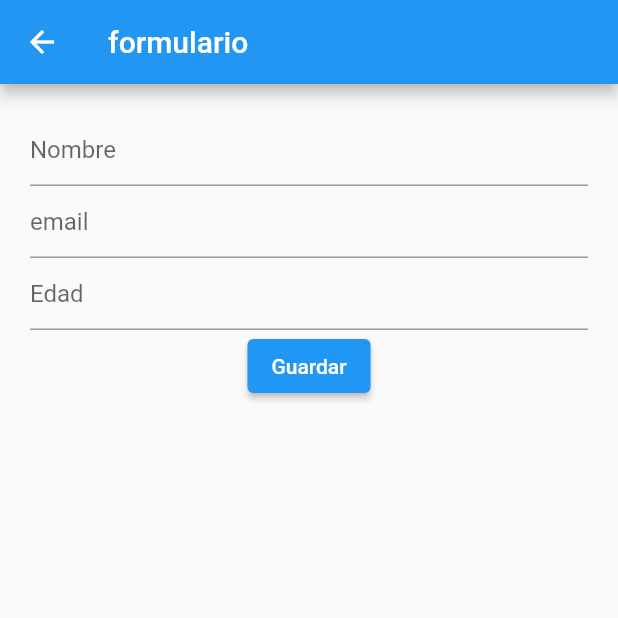
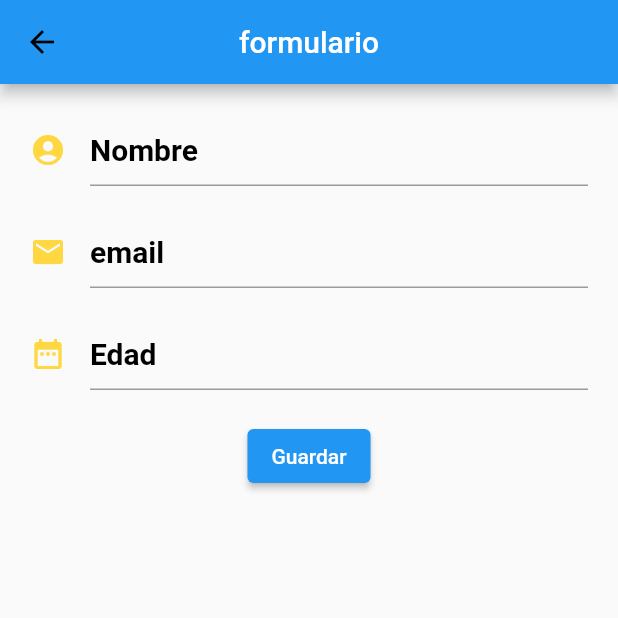
Before and after one commit to CarsOk/userapp-grupo-2, a Flutter app: the Data screen opened directly, on a phone screen of 412 x 824 dp, the top half of it. Run offline on Flutter 3.47's test engine with Material 2 defaults, Android fonts, the phone set to English and light mode, and no system bars; network calls fail.

Commit message:
agregue unas cosas al diseño

```diff
--- a/front-end/usuario/lib/Models/jsonGet.dart
+++ b/front-end/usuario/lib/Models/jsonGet.dart
@@ -3,7 +3,7 @@ import 'package:usuario/Models/userGet.dart';
 
 Future<List<User>> getComment() async {
   final url = Uri.parse(
-    'https://d5e628e59660.ngrok.io/user',
+    'https://a1960f2194f0.ngrok.io/user',
   );
   final respuesta = await http.get(
     url,
--- a/front-end/usuario/lib/Models/jsonShow.dart
+++ b/front-end/usuario/lib/Models/jsonShow.dart
@@ -3,7 +3,7 @@ import 'package:usuario/Models/userShow.dart';
 
 Future<UserShow> showComment(int id) async {
   final url = Uri.parse(
-    'https://d5e628e59660.ngrok.io/user/$id',
+    'https://a1960f2194f0.ngrok.io/user/$id',
   );
   final respuesta = await http.get(
     url,
--- a/front-end/usuario/lib/Models/jsonpost.dart
+++ b/front-end/usuario/lib/Models/jsonpost.dart
@@ -2,7 +2,7 @@ import 'package:usuario/Models/userPost.dart';
 import 'package:http/http.dart' as http;
 
 Future<UserPost> registrar(Map<String, dynamic> datos) async {
-  final url = Uri.parse('https://d5e628e59660.ngrok.io/user');
+  final url = Uri.parse('https://a1960f2194f0.ngrok.io/user');
   final response = await http.post(url, body: datos);
   if (response.statusCode == 201) {
     return userPostFromJson(response.body);
--- a/front-end/usuario/lib/pages/Data.dart
+++ b/front-end/usuario/lib/pages/Data.dart
@@ -9,7 +9,11 @@ class Data extends StatelessWidget {
   Widget build(BuildContext context) {
     return Scaffold(
       appBar: AppBar(
+        iconTheme: IconThemeData(
+          color: Colors.black, //change your color here
+        ),
         title: Text('formulario'),
+        centerTitle: true,
       ),
       body: Container(
         padding: EdgeInsets.all(20),
@@ -17,15 +21,53 @@ class Data extends StatelessWidget {
           children: [
             TextField(
               onChanged: (valor) => comentarios.name = valor,
-              decoration: InputDecoration(hintText: "Nombre"),
+              decoration: InputDecoration(
+                  hintText: "Nombre",
+                  hintStyle: TextStyle(
+                      fontSize: 20,
+                      color: Colors.black,
+                      fontWeight: FontWeight.bold),
+                  icon: Icon(
+                    Icons.account_circle,
+                    color: Colors.amberAccent,
+                  )),
+            ),
+            SizedBox(
+              height: 20,
             ),
             TextField(
+              keyboardType: TextInputType.emailAddress,
               onChanged: (valor) => comentarios.email = valor,
-              decoration: InputDecoration(hintText: "email"),
+              decoration: InputDecoration(
+                  hintText: "email",
+                  hintStyle: TextStyle(
+                      fontSize: 20,
+                      color: Colors.black,
+                      fontWeight: FontWeight.bold),
+                  icon: Icon(
+                    Icons.email,
+                    color: Colors.amberAccent,
+                  )),
+            ),
+            SizedBox(
+              height: 20,
             ),
             TextField(
+              keyboardType: TextInputType.number,
               onChanged: (valor) => comentarios.year = valor,
-              decoration: InputDecoration(hintText: "Edad"),
+              decoration: InputDecoration(
+                  hintText: "Edad",
+                  hintStyle: TextStyle(
+                      fontSize: 20,
+                      color: Colors.black,
+                      fontWeight: FontWeight.bold),
+                  icon: Icon(
+                    Icons.date_range,
+                    color: Colors.amberAccent,
+                  )),
+            ),
+            SizedBox(
+              height: 20,
             ),
             ElevatedButton(
                 onPressed: () async {
--- a/front-end/usuario/lib/pages/info.dart
+++ b/front-end/usuario/lib/pages/info.dart
@@ -44,9 +44,15 @@ class Info extends StatelessWidget {
                       snapshot.data.name,
                       textScaleFactor: 2.5,
                     ),
+                    SizedBox(
+                      height: 20,
+                    ),
                     Text(
                       snapshot.data.email,
                       textScaleFactor: 1.5,
+                    ),
+                    SizedBox(
+                      height: 20,
                     ),
                     Text('Edad: ${snapshot.data.year.toString()}'),
                   ],
```
Also changed, not shown: front-end/usuario/lib/pages/home.dart (+12 -3 lines).
